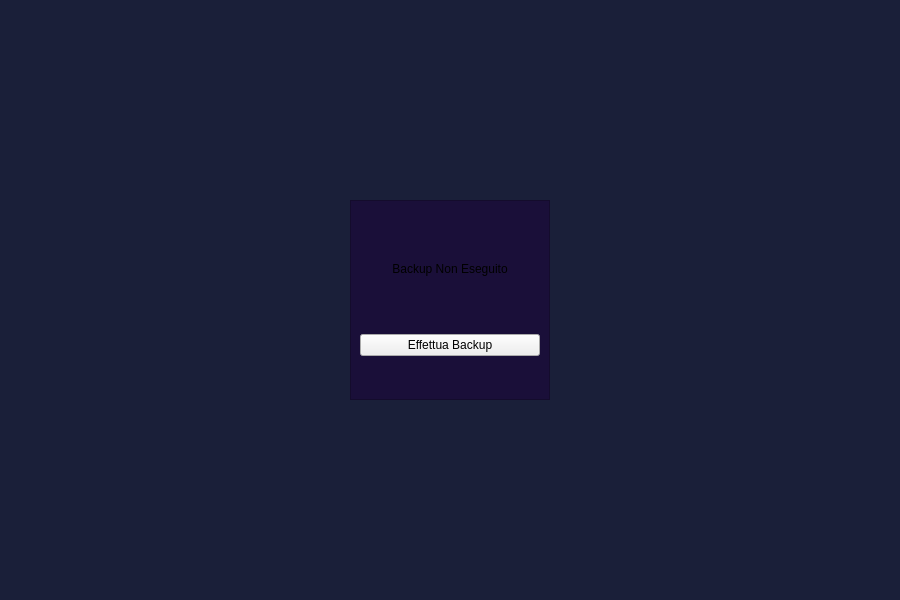
Before: the Qt Designer form NegozioDelUsatoPython/MVC/View/AdminButtonsViews/backupView.ui in LeonUrsu/NegozioDellUsato-ExamIS, drawn with Qt 5.
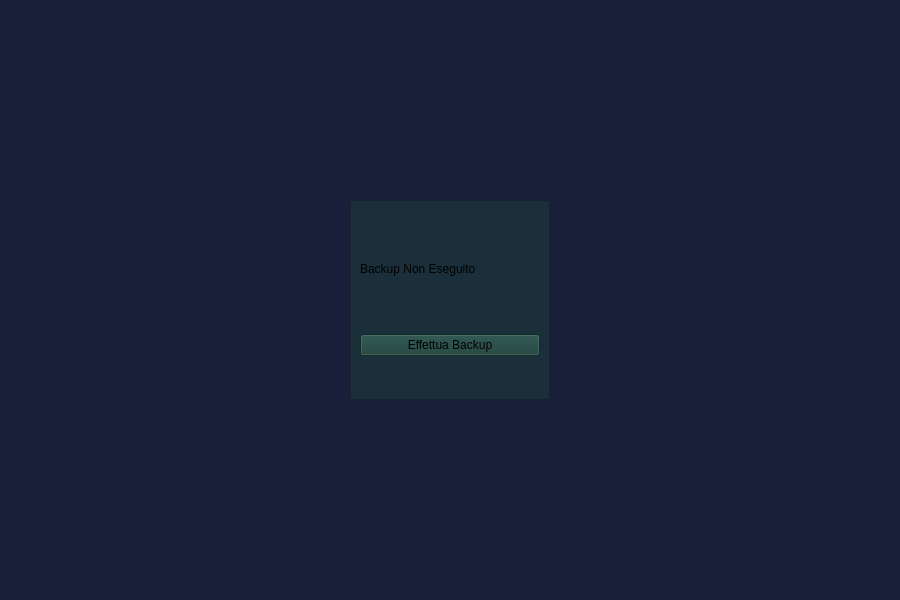
After: the same form once the commit is applied.

Diff of the .ui file:
```diff
--- a/NegozioDelUsatoPython/MVC/View/AdminButtonsViews/backupView.ui
+++ b/NegozioDelUsatoPython/MVC/View/AdminButtonsViews/backupView.ui
@@ -24,7 +24,10 @@
 	background-color:#1a1f39;
 }
 #frame{
-	background-color:#1a0f39;
+	background-color:#1a2f39;
+}
+#pushButton{
+	background-color:#1a3f39;
 }</string>
   </property>
   <layout class="QHBoxLayout" name="horizontalLayout">
@@ -55,7 +58,7 @@
          <string>Backup Non Eseguito</string>
         </property>
         <property name="alignment">
-         <set>Qt::AlignCenter</set>
+         <set>Qt::AlignLeading|Qt::AlignLeft|Qt::AlignVCenter</set>
         </property>
        </widget>
       </item>
@@ -67,9 +70,15 @@
           <height>16777215</height>
          </size>
         </property>
+        <property name="layoutDirection">
+         <enum>Qt::LeftToRight</enum>
+        </property>
         <property name="text">
          <string>Effettua Backup</string>
         </property>
+        <property name="checkable">
+         <bool>false</bool>
+        </property>
        </widget>
       </item>
      </layout>
```
Left out of the diff: 2 changed lines with no effect on the pictures.
